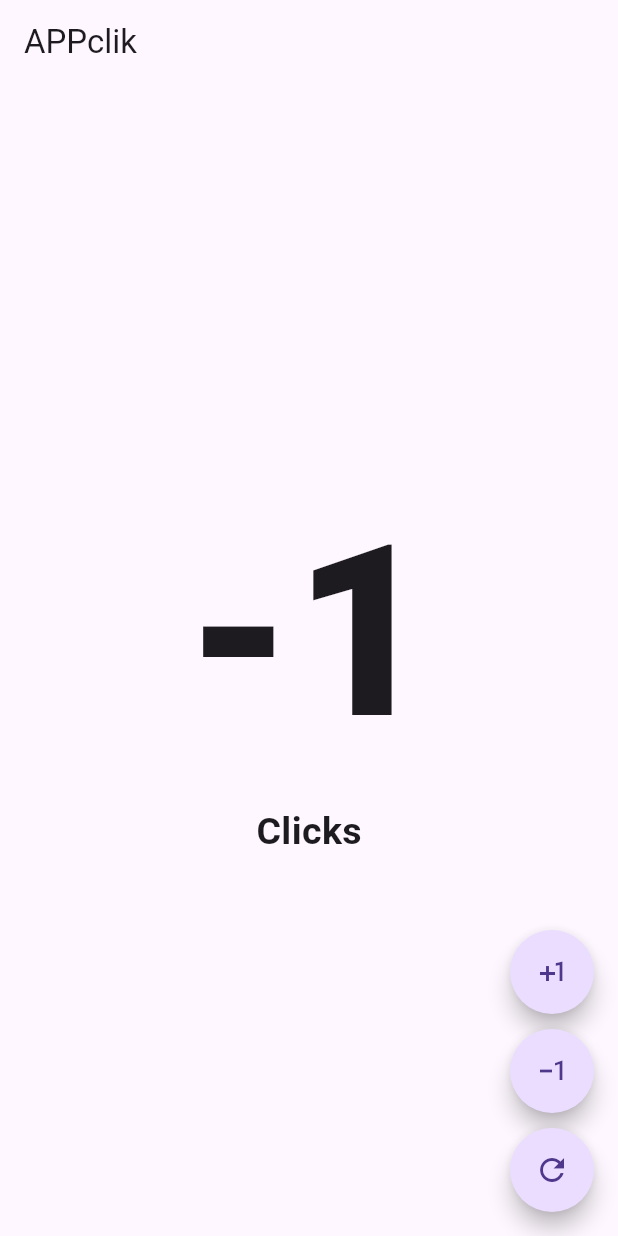
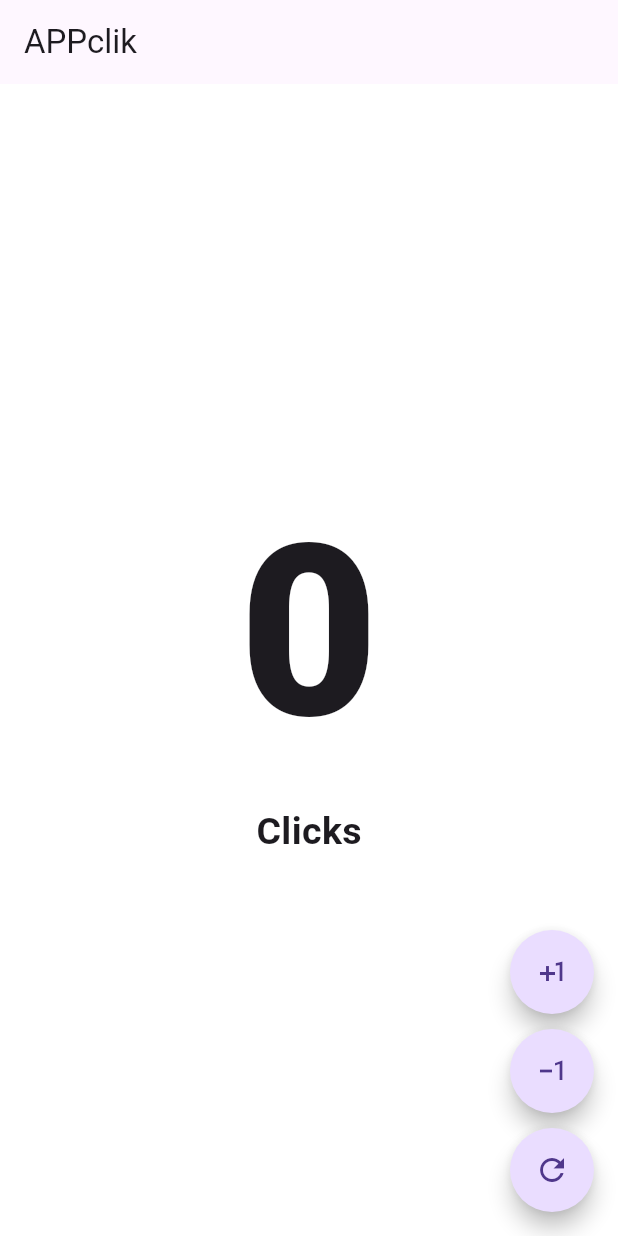
Before and after one commit to Irvinelpana/DAM, a Flutter app: the screen it shows after launch, after a tap on the "exposure minus 1" icon, on a phone screen of 412 x 824 dp. Run offline on Flutter 3.47's test engine with Material 3 defaults, Android fonts, the phone set to English and light mode, and no system bars.

Commit message:
la app de cliks2.0

```diff
--- a/OneDrive/Documentos/proyecto flutter/flutter_application_1/lib/counter.dart
+++ b/OneDrive/Documentos/proyecto flutter/flutter_application_1/lib/counter.dart
@@ -12,6 +12,23 @@ class CounterScreen extends StatefulWidget {
 class _CounterScreenState extends State<CounterScreen> {
   int counter = 0;
 
+  // Lista de colores (puedes agregar o cambiar)
+  final List<Color> colors = [
+    Colors.white,   // por defecto
+    Colors.blue,
+    Colors.green,
+    Colors.yellow,
+    Colors.red,
+    Colors.orange,
+    Colors.purple,
+    Colors.cyan,
+  ];
+
+  Color get backgroundColor {
+    // Cada 10 clics avanza un color
+    int index = (counter ~/ 10) % colors.length;
+    return colors[index];
+  }
 
   void _increment() {
     setState(() {
@@ -22,6 +39,7 @@ class _CounterScreenState extends State<CounterScreen> {
   void _decrement() {
     setState(() {
       counter--;
+      if (counter < 0) counter = 0; // evitar negativos si quieres
     });
   }
 
@@ -34,16 +52,20 @@ class _CounterScreenState extends State<CounterScreen> {
   @override
   Widget build(BuildContext context) {
     return Scaffold(
-          appBar: MyAppbar(title: "App Click", onPressed: () {}),
+      backgroundColor: backgroundColor, // 👈 fondo dinámico
+      appBar: MyAppbar(title: "App Click", onPressed: () {}),
       body: Center(
         child: Column(
           mainAxisAlignment: MainAxisAlignment.center,
           children: [
             Text(
               "$counter",
-              style: const TextStyle(fontSize: 160, fontWeight: FontWeight.w900),
+              style: const TextStyle(
+                  fontSize: 160, fontWeight: FontWeight.w900),
             ),
-            const Text("Clicks", style: TextStyle(fontSize: 25, fontWeight: FontWeight.bold)),
+            const Text("Clicks",
+                style: TextStyle(
+                    fontSize: 25, fontWeight: FontWeight.bold)),
           ],
         ),
       ),
@@ -52,7 +74,9 @@ class _CounterScreenState extends State<CounterScreen> {
         children: [
           MyButton(onPressed: _increment, icon: Icons.plus_one_outlined),
           const SizedBox(height: 10),
-          MyButton(onPressed: _decrement, icon: Icons.exposure_minus_1_outlined),
+          MyButton(
+              onPressed: _decrement,
+              icon: Icons.exposure_minus_1_outlined),
           const SizedBox(height: 10),
           MyButton(onPressed: _reset, icon: Icons.refresh),
         ],
```
